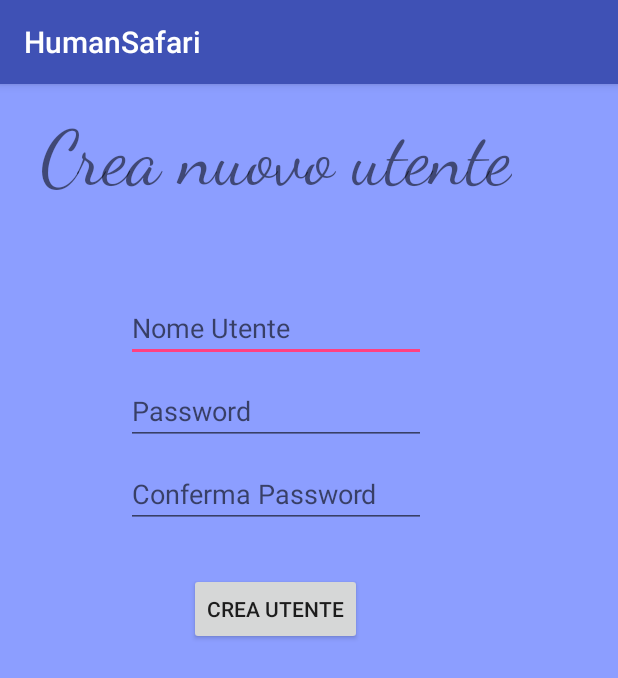
After one commit to roberto21colombo/HumanSafari, an Android app: the AddUserActivity screen opened directly, with no data from a screen before it, on a phone screen of 412 x 824 dp. The commit adds this screen. Shown: the top 678 px of the screen. Run offline under Robolectric (Android 15) with nearby library versions, the phone set to English and light mode, and no system bars; our stand-ins replace Volley; network calls fail.

Commit message:
Aggiunta feature crea nuovo utente, il server prima di aggiungerlo ad db controlla se esiste e se la password di conferma corrisponde con l'originale. Il server comunica all'activity 'errorpass' 'exists' 'success'

```diff
--- /dev/null
+++ b/app/src/main/java/com/example/roberto/humansafari/AddUserActivity.java
@@ -0,0 +1,60 @@
+package com.example.roberto.humansafari;
+
+import android.content.Intent;
+import android.support.v7.app.AppCompatActivity;
+import android.os.Bundle;
+import android.view.View;
+import android.widget.Button;
+import android.widget.EditText;
+import android.widget.Toast;
+
+import com.android.volley.RequestQueue;
+import com.android.volley.Response;
+import com.android.volley.VolleyError;
+import com.android.volley.toolbox.Volley;
+
+public class AddUserActivity extends AppCompatActivity implements View.OnClickListener{
+
+    EditText edUserName = null, edPassword = null, edConfirmPassword = null;
+    Button btnConferma = null;
+
+    @Override
+    protected void onCreate(Bundle savedInstanceState) {
+        super.onCreate(savedInstanceState);
+        setContentView(R.layout.activity_add_user);
+
+        edUserName = (EditText)findViewById(R.id.newUserName);
+        edPassword = (EditText)findViewById(R.id.newPassword);
+        edConfirmPassword = (EditText)findViewById(R.id.confirmNewPassword);
+        btnConferma = (Button)findViewById(R.id.btnAddUser);
+        btnConferma.setOnClickListener(this);
+    }
+
+
+    @Override
+    public void onClick(View view) {
+        final String userName = edUserName.getText().toString();
+        final String password = edPassword.getText().toString();
+        final String confirmPassword = edConfirmPassword.getText().toString();
+
+        ServerConnections.addUser(userName, password, confirmPassword, new Response.Listener<String>() {
+            @Override
+            public void onResponse(String response) {
+                if(response.equals("errorpass")){
+                    Toast.makeText(AddUserActivity.this, "Le password non corrispondono", Toast.LENGTH_LONG).show();
+                }if(response.equals("exists")){
+                    Toast.makeText(AddUserActivity.this, "Nome utente già esistente...", Toast.LENGTH_LONG).show();
+                }if(response.equals("success")){
+                    Toast.makeText(AddUserActivity.this, "Utente aggiunto!", Toast.LENGTH_LONG).show();
+                    startActivity(new Intent(AddUserActivity.this, LoginActivity.class));
+                }
+            }
+        }, new Response.ErrorListener() {
+            @Override
+            public void onErrorResponse(VolleyError error) {
+                Toast.makeText(AddUserActivity.this, "Errore di connessione al server", Toast.LENGTH_LONG).show();
+            }
+        }, Volley.newRequestQueue(AddUserActivity.this));
+    }
+
+}
--- /dev/null
+++ b/app/src/main/res/layout/activity_add_user.xml
@@ -0,0 +1,51 @@
+<?xml version="1.0" encoding="utf-8"?>
+<android.support.constraint.ConstraintLayout xmlns:android="http://schemas.android.com/apk/res/android"
+    xmlns:app="http://schemas.android.com/apk/res-auto"
+    xmlns:tools="http://schemas.android.com/tools"
+    android:layout_width="match_parent"
+    android:layout_height="match_parent"
+    tools:context="com.example.roberto.humansafari.AddUserActivity"
+    android:background="#8C9EFF">
+
+    <LinearLayout
+        android:layout_width="368dp"
+        android:layout_height="495dp"
+        android:orientation="vertical"
+        tools:layout_editor_absoluteY="8dp"
+        tools:layout_editor_absoluteX="8dp"
+        android:gravity="center_horizontal">
+
+        <TextView
+            android:layout_width="wrap_content"
+            android:layout_height="wrap_content"
+            android:layout_marginTop="20dp"
+            android:fontFamily="cursive"
+            android:text="Crea nuovo utente"
+            android:textSize="50dp" />
+        <EditText
+            android:id="@+id/newUserName"
+            android:layout_marginTop="60dp"
+            android:layout_width="200dp"
+            android:layout_height="wrap_content"
+            android:hint="Nome Utente"/>
+        <EditText
+            android:id="@+id/newPassword"
+            android:layout_marginTop="10dp"
+            android:layout_width="200dp"
+            android:layout_height="wrap_content"
+            android:hint="Password" />
+        <EditText
+            android:id="@+id/confirmNewPassword"
+            android:layout_marginTop="10dp"
+            android:layout_width="200dp"
+            android:layout_height="wrap_content"
+            android:hint="Conferma Password" />
+        <Button
+            android:id="@+id/btnAddUser"
+            android:layout_marginTop="30dp"
+            android:layout_width="wrap_content"
+            android:layout_height="wrap_content"
+            android:text="Crea Utente"/>
+    </LinearLayout>
+
+</android.support.constraint.ConstraintLayout>
--- a/app/src/main/res/layout/activity_login.xml
+++ b/app/src/main/res/layout/activity_login.xml
@@ -59,6 +59,7 @@
             android:layout_below="@+id/btnLogin"
             android:layout_margin="10dp"
             android:text="Non ho un account"
-            android:textStyle="bold" />
+            android:textStyle="bold"
+            android:id="@+id/tvAddAccount"/>
     </RelativeLayout>
 </android.support.constraint.ConstraintLayout>
```
Also changed, not shown: app/src/main/AndroidManifest.xml (+4 -6 lines), app/src/main/java/com/example/roberto/humansafari/LoginActivity.java (+9 -0 lines), app/src/main/java/com/example/roberto/humansafari/ServerConnections.java (+10 -0 lines), 327 other files.
